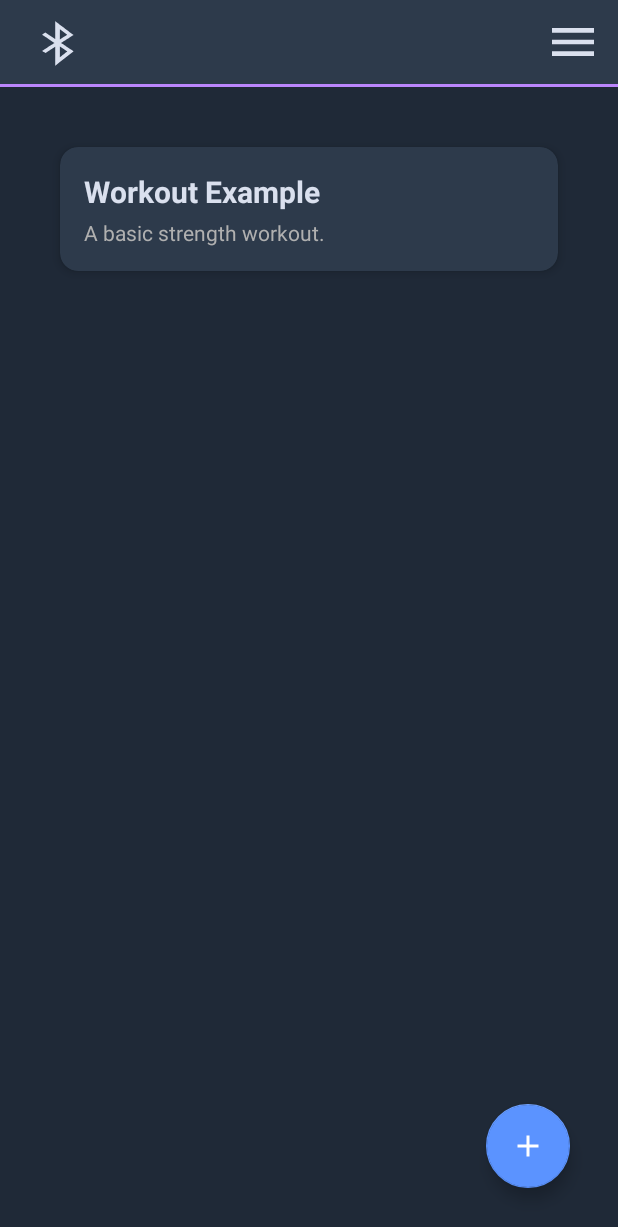
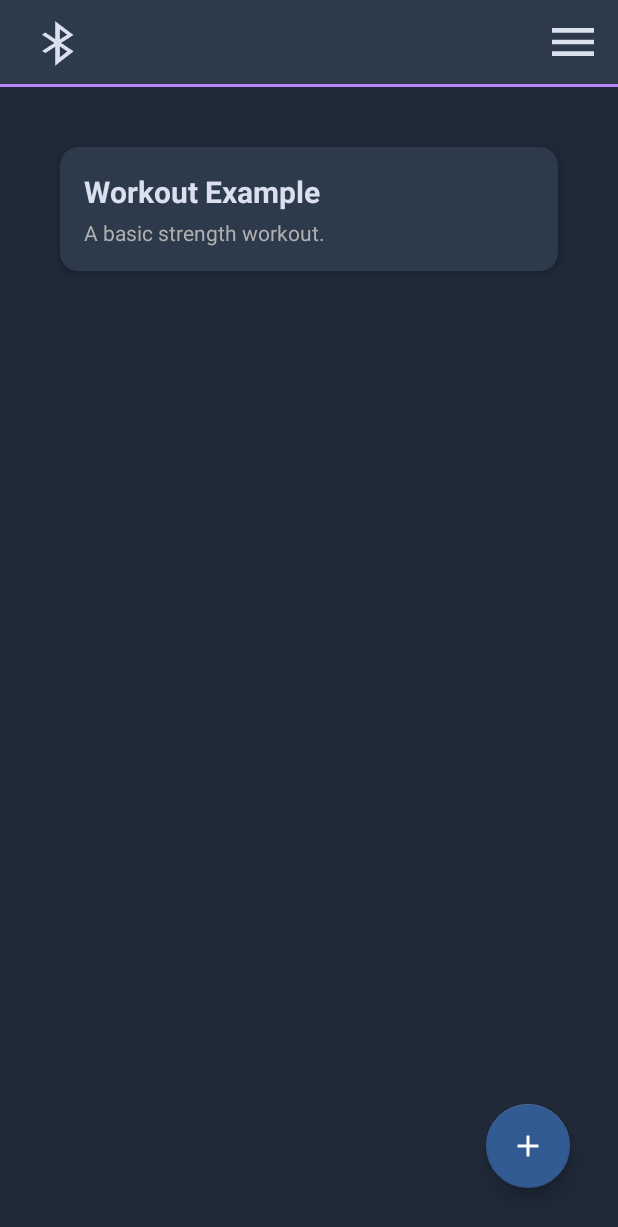
Before and after one commit to CrimPi-project/CrimPi-android-app, an Android app: the screen it shows after launch (MainActivity), in the side drawer, after a tap on "My workouts", on a phone screen of 412 x 824 dp. Shown: the top 1227 px of the screen. Run offline under Robolectric (Android 15) with nearby library versions, the phone set to English and light mode, and no system bars.

Commit message:
Commit before modifying the protocol

```diff
--- a/app/src/main/java/com/almogbb/crimpi/MainActivity.java
+++ b/app/src/main/java/com/almogbb/crimpi/MainActivity.java
@@ -665,6 +665,9 @@ public class MainActivity extends AppCompatActivity implements BodyWeightDialogF
 
         // Avoid crashing by removing current fragment if it's not the same
         if (activeFragment != null && activeFragment != fragment && activeFragment.isAdded()) {
+            if (activeFragment instanceof CustomWorkoutFragment) {
+                ((CustomWorkoutFragment) activeFragment).stopWorkout();
+            }
             transaction.hide(activeFragment);
         }
 
--- a/app/src/main/res/layout/activity_main.xml
+++ b/app/src/main/res/layout/activity_main.xml
@@ -83,7 +83,7 @@
         android:fitsSystemWindows="true"
         android:layoutDirection="ltr"
         app:headerLayout="@layout/nav_header_main"
-        app:itemIconTint="@color/accent_blue_light"
+        app:itemIconTint="@color/primary_text_color"
         app:itemTextColor="@color/primary_text_color"
         app:menu="@menu/activity_main_drawer"
         app:itemBackground="@drawable/nav_item_background_selector"
--- a/app/src/main/res/layout/fragment_my_workouts.xml
+++ b/app/src/main/res/layout/fragment_my_workouts.xml
@@ -28,7 +28,7 @@
         android:contentDescription="@string/add_workout"
         android:focusable="true"
         android:src="@drawable/ic_add_24"
-        app:backgroundTint="@color/accent_blue_light"
+        app:backgroundTint="@color/dark_blue"
         app:layout_constraintBottom_toBottomOf="parent"
         android:layoutDirection="ltr"
         app:layout_constraintEnd_toEndOf="parent"
--- a/app/src/main/res/values/colors.xml
+++ b/app/src/main/res/values/colors.xml
@@ -20,6 +20,7 @@
     <color name="primary_text_color">#DAE0EE</color> <!-- Updated: Renamed from text_white to primary_text_color -->
     <color name="text_light_gray">#B0B0B0</color>    <!-- Lighter gray for secondary text or subtle elements -->
     <color name="accent_blue_light_translucent">#335B93FF</color>
+    <color name="dark_blue">#335B93</color>
     <color name="below_target">#FF4444</color>        <!-- NEW: Color for warning/below target -->
 
 
```
Also changed, not shown: app/src/main/java/com/almogbb/crimpi/fragments/CustomWorkoutFragment.java (+7 -0 lines).
